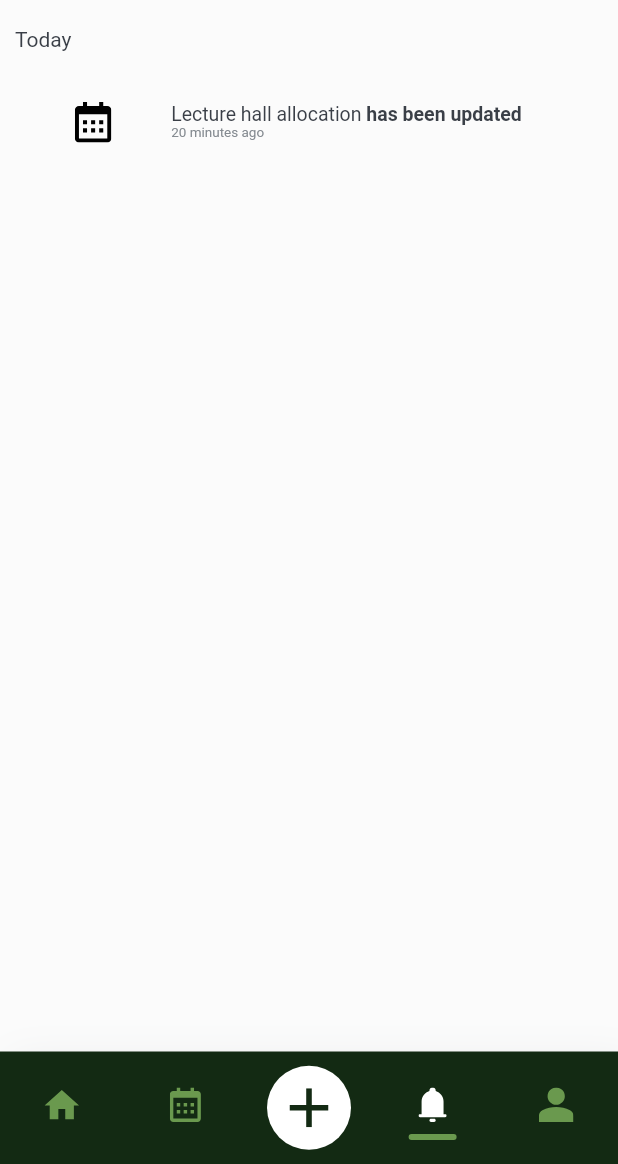
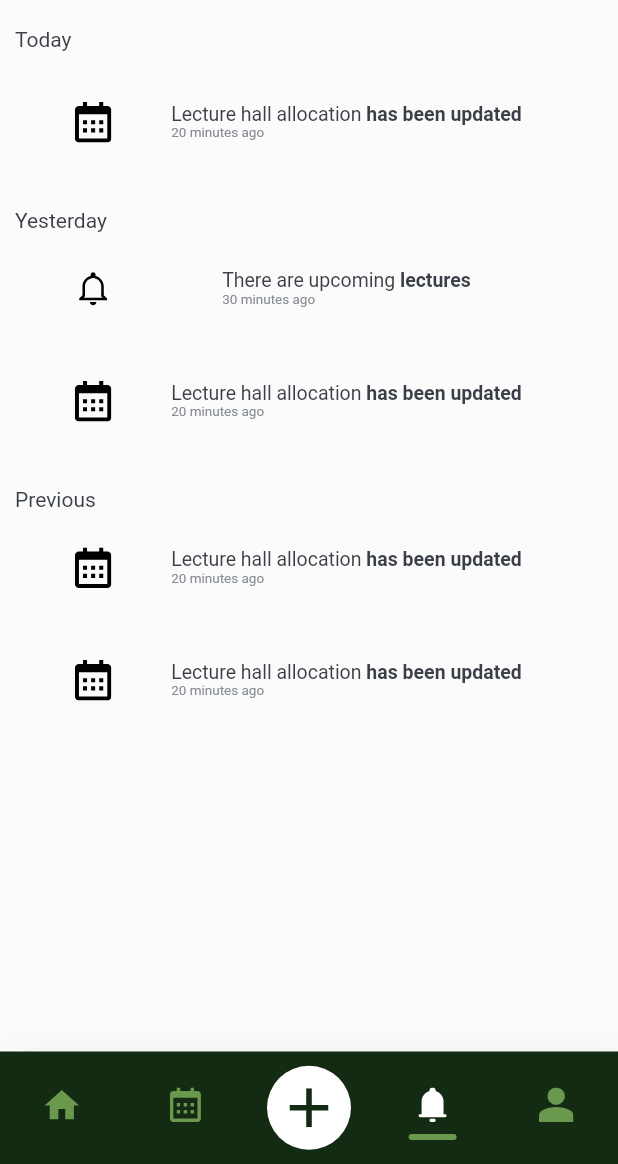
Before and after one commit to Chamith-Dilshan/ScholarSync_MobileApp, a Flutter app: the screen it shows once a user with an empty profile is signed in, item 4 of the bottom bar chosen, on a phone screen of 412 x 824 dp, the part 72-1236 px from its top. Run offline on Flutter 3.47's test engine with Material 2 defaults, Android fonts, the phone set to English and light mode, and no system bars; drawn by our look-alikes of calendar_view; our stand-ins replace cloud_firestore, expandable_text, firebase_auth, firebase_core, firebase_storage, flutter_riverpod and 2 more; accounts and stored records are empty; Roboto replaces fonts that are missing (inter).

Commit message:
Update notificationspage Ui

```diff
--- a/lib/features/view/notifications_page.dart
+++ b/lib/features/view/notifications_page.dart
@@ -1,19 +1,15 @@
 import 'package:flutter/material.dart';
+import 'package:scholarsync/common/sidebar.dart';
 import 'package:scholarsync/constants/icon_constants.dart';
 import 'package:scholarsync/theme/palette.dart';
 import 'package:scholarsync/common/custom_textfield.dart';
 import 'package:scholarsync/constants/ui_constants.dart';
 import 'package:scholarsync/features/view/login_page.dart';
 
-class NotificationsPage extends StatefulWidget {
+
+class NotificationsPage extends StatelessWidget {
 const NotificationsPage({Key? key}) : super(key: key);
 
-  @override
-  // ignore: library_private_types_in_public_api
-  _NotificationsPageState createState() => _NotificationsPageState();
-}
-
-class _NotificationsPageState extends State<NotificationsPage> {
 @override
   Widget build(BuildContext context) {
     return Scaffold(
@@ -26,11 +22,13 @@ class _NotificationsPageState extends State<NotificationsPage> {
         onBackIconButtonpressed: () {
           Navigator.push(
             context,
-            MaterialPageRoute(builder: (context) => const LogInPage()),
+            MaterialPageRoute(builder: (context) => const Sidebar()),
           );
         },
       ),
 
+
+   //body
    body: Padding(
         padding: const EdgeInsets.all(10.0),
         child: Column(
@@ -45,6 +43,7 @@ class _NotificationsPageState extends State<NotificationsPage> {
               ),
             ),
             const SizedBox(height: 10),
+//Notification 01
        Center(
               child: CustomTextField(
                 firstLine: "Lecture hall allocation",
@@ -64,6 +63,7 @@ class _NotificationsPageState extends State<NotificationsPage> {
                   // onTap function for backIcon
                 },
                 frontIcon: IconConstants.calendarIcon,
+                // backIcon: IconConstants.moonIcon,
                 frontIconScale: 50,
                 backIconScale: 50,
                 borderColor: Colors.transparent,
@@ -71,14 +71,160 @@ class _NotificationsPageState extends State<NotificationsPage> {
                 backgroundColor: PaletteLightMode.backgroundColor,
                 boxwidth: 369.84,
                 boxheight: 75,
-                borderRadius: 10,
+                borderRadius:10,
+                padding: 16,
+              ),
+            ),
+
+          const SizedBox(height: 20),
+//Notification 02
+        const Text(
+              'Yesterday',
+              style: TextStyle(
+                fontSize: 14,
+                fontFamily: "inter",
+                color: PaletteLightMode.textColor,
+              ),
+            ),
+          Center(
+              child: CustomTextField(
+                firstLine: "There are upcoming",
+                secondPartFirstline: "lectures",
+                thirdLine: "30 minutes ago",
+                firstLineStyle: const TextStyle(fontSize: 13, color: PaletteLightMode.textColor),
+                thirdLineStyle: const TextStyle(fontSize: 9, color: PaletteLightMode.secondaryTextColor),
+                secondPartFirstLineStyle: const TextStyle(fontWeight: FontWeight.bold),
+                controller: TextEditingController(),
+                ontapBox: () {
+                  // onTap function for the Box
+                },
+                ontapFrontIcon: () {
+                  // onTap function for FrontIcon
+                },
+                ontapBackIcon: () {
+                  // onTap function for backIcon
+                },
+                frontIcon: IconConstants.bellOutlinedIcon,
+                // backIcon: IconConstants.moonIcon,
+                frontIconScale: 50,
+                backIconScale: 50,
+                borderColor: PaletteLightMode.transparentColor,
+                borderWidth: 0,
+                backgroundColor: PaletteLightMode.backgroundColor,
+                boxwidth: 369.84,
+                boxheight: 75,
+                borderRadius:10,
+                padding: 16,
+              ),
+            ),
+            Center(
+              child: CustomTextField(
+                firstLine: "Lecture hall allocation",
+                secondPartFirstline: "has been updated",
+                thirdLine: "20 minutes ago",
+                firstLineStyle: const TextStyle(fontSize: 13, color: PaletteLightMode.textColor),
+                thirdLineStyle: const TextStyle(fontSize: 9, color: PaletteLightMode.secondaryTextColor),
+                secondPartFirstLineStyle: const TextStyle(fontWeight: FontWeight.bold),
+                controller: TextEditingController(),
+                ontapBox: () {
+                  // onTap function for the Box
+                },
+                ontapFrontIcon: () {
+                  // onTap function for FrontIcon
+                },
+                ontapBackIcon: () {
+                  // onTap function for backIcon
+                },
+                frontIcon: IconConstants.calendarIcon,
+                // backIcon: IconConstants.moonIcon,
+                frontIconScale: 50,
+                backIconScale: 50,
+                borderColor: Colors.transparent,
+                borderWidth: 0,
+                backgroundColor: PaletteLightMode.backgroundColor,
+                boxwidth: 369.84,
+                boxheight: 75,
+                borderRadius:10,
                 padding: 16,
               ),
             ),
           const SizedBox(height: 20),
-            // ... Add more notifications here
-          ],
+
+          //Notification 03
+        const Text(
+              'Previous',
+              style: TextStyle(
+                fontSize: 14,
+                fontFamily: "inter",
+                color: PaletteLightMode.textColor,
               ),
+            ),
+            //Notification
+       Center(
+              child: CustomTextField(
+                firstLine: "Lecture hall allocation",
+                secondPartFirstline: "has been updated",
+                thirdLine: "20 minutes ago",
+                firstLineStyle: const TextStyle(fontSize: 13, color: PaletteLightMode.textColor),
+                thirdLineStyle: const TextStyle(fontSize: 9, color: PaletteLightMode.secondaryTextColor),
+                secondPartFirstLineStyle: const TextStyle(fontWeight: FontWeight.bold),
+                controller: TextEditingController(),
+                ontapBox: () {
+                  // onTap function for the Box
+                },
+                ontapFrontIcon: () {
+                  // onTap function for FrontIcon
+                },
+                ontapBackIcon: () {
+                  // onTap function for backIcon
+                },
+                frontIcon: IconConstants.calendarIcon,
+                // backIcon: IconConstants.moonIcon,
+                frontIconScale: 50,
+                backIconScale: 50,
+                borderColor: Colors.transparent,
+                borderWidth: 0,
+                backgroundColor: PaletteLightMode.backgroundColor,
+                boxwidth: 369.84,
+                boxheight: 75,
+                borderRadius:10,
+                padding: 16,
+              ),
+            ),
+            Center(
+              child: CustomTextField(
+                firstLine: "Lecture hall allocation",
+                secondPartFirstline: "has been updated",
+                thirdLine: "20 minutes ago",
+                firstLineStyle: const TextStyle(fontSize: 13, color: PaletteLightMode.textColor),
+                thirdLineStyle: const TextStyle(fontSize: 9, color: PaletteLightMode.secondaryTextColor),
+                secondPartFirstLineStyle: const TextStyle(fontWeight: FontWeight.bold),
+                controller: TextEditingController(),
+                ontapBox: () {
+                  // onTap function for the Box
+                },
+                ontapFrontIcon: () {
+                  // onTap function for FrontIcon
+                },
+                ontapBackIcon: () {
+                  // onTap function for backIcon
+                },
+                frontIcon: IconConstants.calendarIcon,
+                // backIcon: IconConstants.moonIcon,
+                frontIconScale: 50,
+                backIconScale: 50,
+                borderColor: Colors.transparent,
+                borderWidth: 0,
+                backgroundColor: PaletteLightMode.backgroundColor,
+                boxwidth: 369.84,
+                boxheight: 75,
+                borderRadius:10,
+                padding: 16,
+              ),
+            ),
+          const SizedBox(height: 20),
+
+    ],)
    ),
       );
   }
```
Lines whose indentation alone changed are shown as unchanged.
